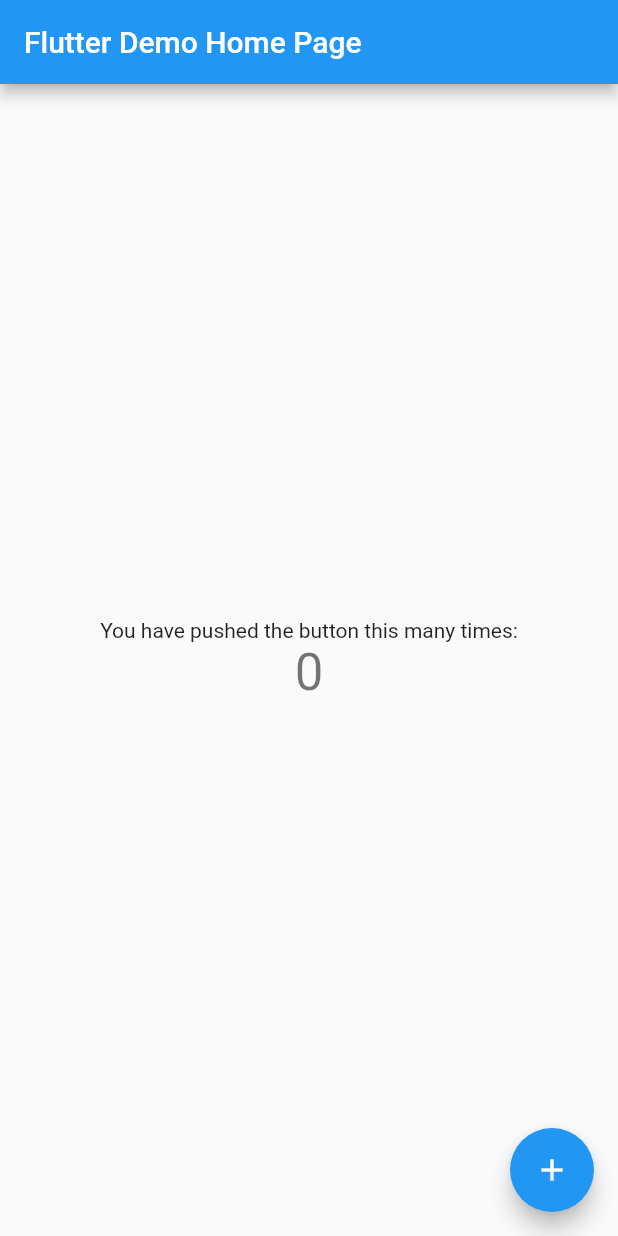
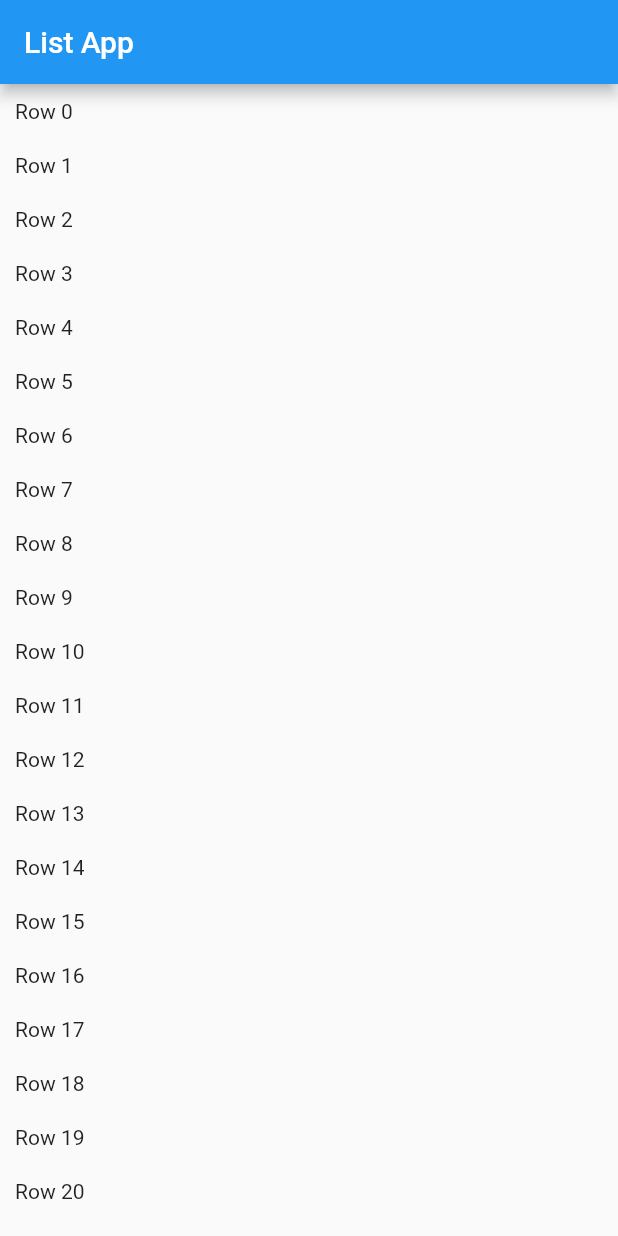
Before and after one commit to JalongHan/Practice, a Flutter app: the screen it shows after launch, on a phone screen of 412 x 824 dp. Run offline on Flutter 3.47's test engine with Material 2 defaults, Android fonts, the phone set to English and light mode, and no system bars.

Commit message:
增加一个列表,引用一个类库

```diff
--- a/flutter_module/lib/main.dart
+++ b/flutter_module/lib/main.dart
@@ -1,110 +1,46 @@
 import 'package:flutter/material.dart';
 
-void main() => runApp(MyApp());
+void main() => runApp(new ListApp());
 
-class MyApp extends StatelessWidget {
-  // This widget is the root of your application.
+class ListApp extends StatelessWidget {
   @override
   Widget build(BuildContext context) {
-    return MaterialApp(
-      title: 'Flutter Demo',
-      theme: ThemeData(
-        // This is the theme of your application.
-        //
-        // Try running your application with "flutter run". You'll see the
-        // application has a blue toolbar. Then, without quitting the app, try
-        // changing the primarySwatch below to Colors.green and then invoke
-        // "hot reload" (press "r" in the console where you ran "flutter run",
-        // or press Run > Flutter Hot Reload in a Flutter IDE). Notice that the
-        // counter didn't reset back to zero; the application is not restarted.
-        primarySwatch: Colors.blue,
-      ),
-      home: MyHomePage(title: 'Flutter Demo Home Page'),
+    return new MaterialApp(
+      title: 'List App',
+      theme: new ThemeData(primarySwatch: Colors.blue),
+      home: new ListAppPage(),
     );
   }
 }
 
-class MyHomePage extends StatefulWidget {
-  MyHomePage({Key key, this.title}) : super(key: key);
-
-  // This widget is the home page of your application. It is stateful, meaning
-  // that it has a State object (defined below) that contains fields that affect
-  // how it looks.
-
-  // This class is the configuration for the state. It holds the values (in this
-  // case the title) provided by the parent (in this case the App widget) and
-  // used by the build method of the State. Fields in a Widget subclass are
-  // always marked "final".
-
-  final String title;
+class ListAppPage extends StatefulWidget {
+  ListAppPage({Key key}) : super(key: key);
 
   @override
-  _MyHomePageState createState() => _MyHomePageState();
+  State<StatefulWidget> createState() {
+    return new _ListAppPageState();
+  }
 }
 
-class _MyHomePageState extends State<MyHomePage> {
-  int _counter = 0;
-
-  void _incrementCounter() {
-    setState(() {
-      // This call to setState tells the Flutter framework that something has
-      // changed in this State, which causes it to rerun the build method below
-      // so that the display can reflect the updated values. If we changed
-      // _counter without calling setState(), then the build method would not be
-      // called again, and so nothing would appear to happen.
-      _counter++;
-    });
-  }
-
+class _ListAppPageState extends State<ListAppPage> {
   @override
   Widget build(BuildContext context) {
-    // This method is rerun every time setState is called, for instance as done
-    // by the _incrementCounter method above.
-    //
-    // The Flutter framework has been optimized to make rerunning build methods
-    // fast, so that you can just rebuild anything that needs updating rather
-    // than having to individually change instances of widgets.
-    return Scaffold(
-      appBar: AppBar(
-        // Here we take the value from the MyHomePage object that was created by
-        // the App.build method, and use it to set our appbar title.
-        title: Text(widget.title),
+    return new Scaffold(
+      appBar: new AppBar(
+        title: new Text('List App'),
       ),
-      body: Center(
-        // Center is a layout widget. It takes a single child and positions it
-        // in the middle of the parent.
-        child: Column(
-          // Column is also a layout widget. It takes a list of children and
-          // arranges them vertically. By default, it sizes itself to fit its
-          // children horizontally, and tries to be as tall as its parent.
-          //
-          // Invoke "debug painting" (press "p" in the console, choose the
-          // "Toggle Debug Paint" action from the Flutter Inspector in Android
-          // Studio, or the "Toggle Debug Paint" command in Visual Studio Code)
-          // to see the wireframe for each widget.
-          //
-          // Column has various properties to control how it sizes itself and
-          // how it positions its children. Here we use mainAxisAlignment to
-          // center the children vertically; the main axis here is the vertical
-          // axis because Columns are vertical (the cross axis would be
-          // horizontal).
-          mainAxisAlignment: MainAxisAlignment.center,
-          children: <Widget>[
-            Text(
-              'You have pushed the button this many times:',
-            ),
-            Text(
-              '$_counter',
-              style: Theme.of(context).textTheme.headline4,
-            ),
-          ],
-        ),
-      ),
-      floatingActionButton: FloatingActionButton(
-        onPressed: _incrementCounter,
-        tooltip: 'Increment',
-        child: Icon(Icons.add),
-      ), // This trailing comma makes auto-formatting nicer for build methods.
+      body: new ListView(children: _getListData()),
     );
   }
 }
+
+_getListData() {
+  List<Widget> widgets = [];
+  for (int i = 0; i < 100; i++) {
+    widgets.add(new Padding(
+      padding: new EdgeInsets.all(10.0),
+      child: new Text('Row $i'),
+    ));
+  }
+  return widgets;
+}
--- a/flutter_module/pubspec.yaml
+++ b/flutter_module/pubspec.yaml
@@ -27,6 +27,7 @@ dependencies:
   # The following adds the Cupertino Icons font to your application.
   # Use with the CupertinoIcons class for iOS style icons.
   cupertino_icons: ^1.0.0
+  english_words: ^3.1.0
 
 dev_dependencies:
   flutter_test:
```
Also changed, not shown: flutter_module/pubspec.lock, 2 other files.
